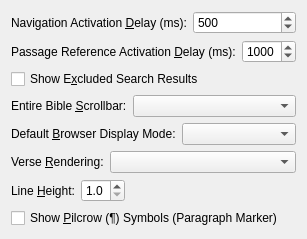
This is programs/KJVCanOpener/ConfigBrowserOptions.ui in dewhisna/KingJamesPureBibleSearch as Qt 5 draws it before an edit. The edited form follows.
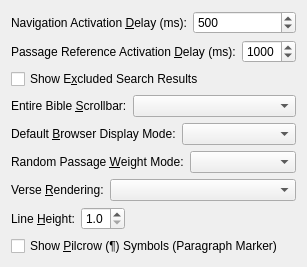
This is the edited form. Custom widgets are drawn as their Qt base class.

Commit message: Make Random Passage Weight Mode a user configurable setting

Diff of the .ui file:
```diff
--- a/programs/KJVCanOpener/ConfigBrowserOptions.ui
+++ b/programs/KJVCanOpener/ConfigBrowserOptions.ui
@@ -143,6 +143,30 @@
      </item>
     </layout>
    </item>
+   <item>
+    <layout class="QHBoxLayout" name="horizontalLayout_7">
+     <item>
+      <widget class="QLabel" name="lblRandomPassageWeightMode">
+       <property name="text">
+        <string>Random Passage &amp;Weight Mode:</string>
+       </property>
+       <property name="buddy">
+        <cstring>comboBoxRandomPassageWeightMode</cstring>
+       </property>
+      </widget>
+     </item>
+     <item>
+      <widget class="QComboBox" name="comboBoxRandomPassageWeightMode">
+       <property name="sizePolicy">
+        <sizepolicy hsizetype="MinimumExpanding" vsizetype="Fixed">
+         <horstretch>0</horstretch>
+         <verstretch>0</verstretch>
+        </sizepolicy>
+       </property>
+      </widget>
+     </item>
+    </layout>
+   </item>
    <item>
     <layout class="QHBoxLayout" name="horizontalLayout_5">
      <item>
@@ -158,7 +182,7 @@
      <item>
       <widget class="QComboBox" name="comboBoxVerseRenderingMode">
        <property name="sizePolicy">
-        <sizepolicy hsizetype="Preferred" vsizetype="Fixed">
+        <sizepolicy hsizetype="MinimumExpanding" vsizetype="Fixed">
          <horstretch>10</horstretch>
          <verstretch>0</verstretch>
         </sizepolicy>
```
Left out of the diff: 6 changed lines with no effect on the pictures. The commit also changes 7 other files.
